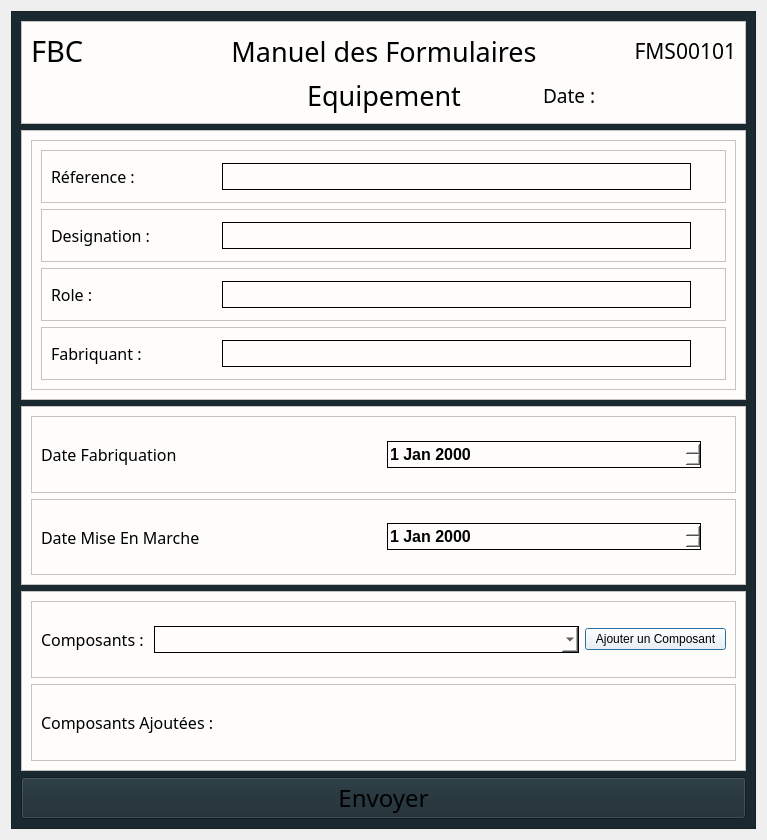
The window that Source/UI/EquipementUIs/Equipement.ui (ahmedhamila/GMAO) describes before a commit, drawn with Qt 5.
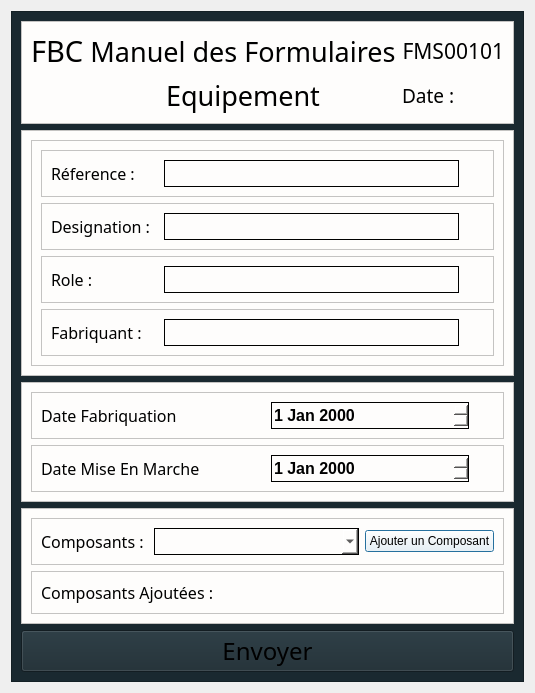
The same window after the commit.

What changed in the file:
```diff
--- a/Source/UI/EquipementUIs/Equipement.ui
+++ b/Source/UI/EquipementUIs/Equipement.ui
@@ -6,8 +6,8 @@
    <rect>
     <x>0</x>
     <y>0</y>
-    <width>767</width>
-    <height>840</height>
+    <width>702</width>
+    <height>0</height>
    </rect>
   </property>
   <property name="windowTitle">
```
